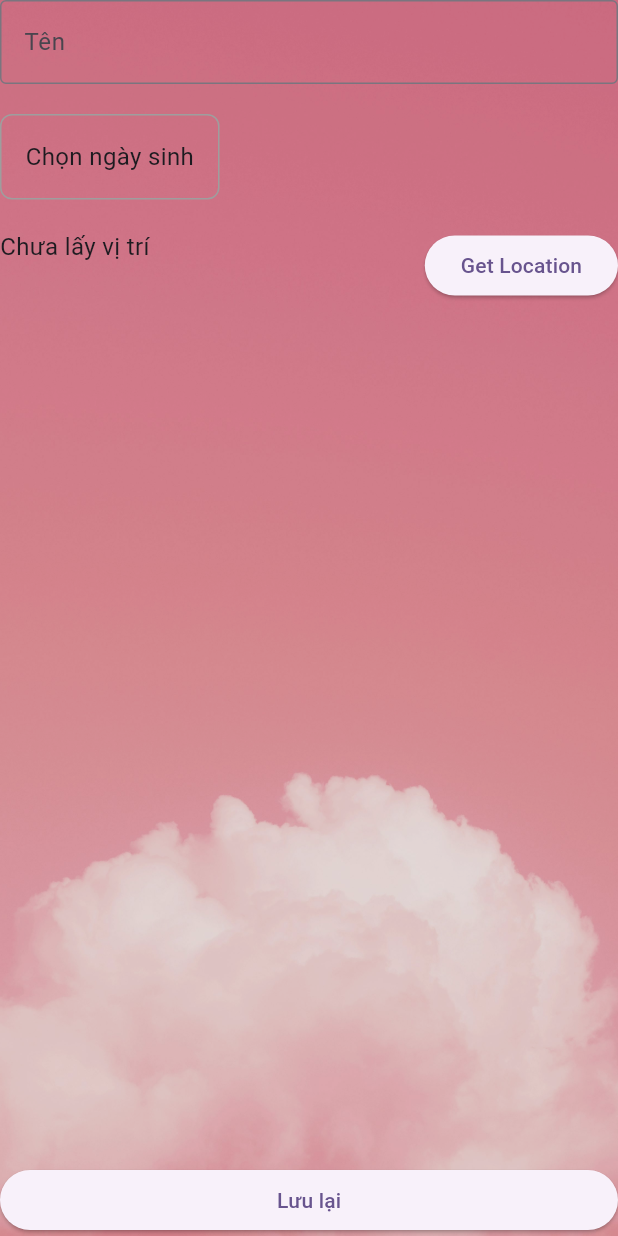
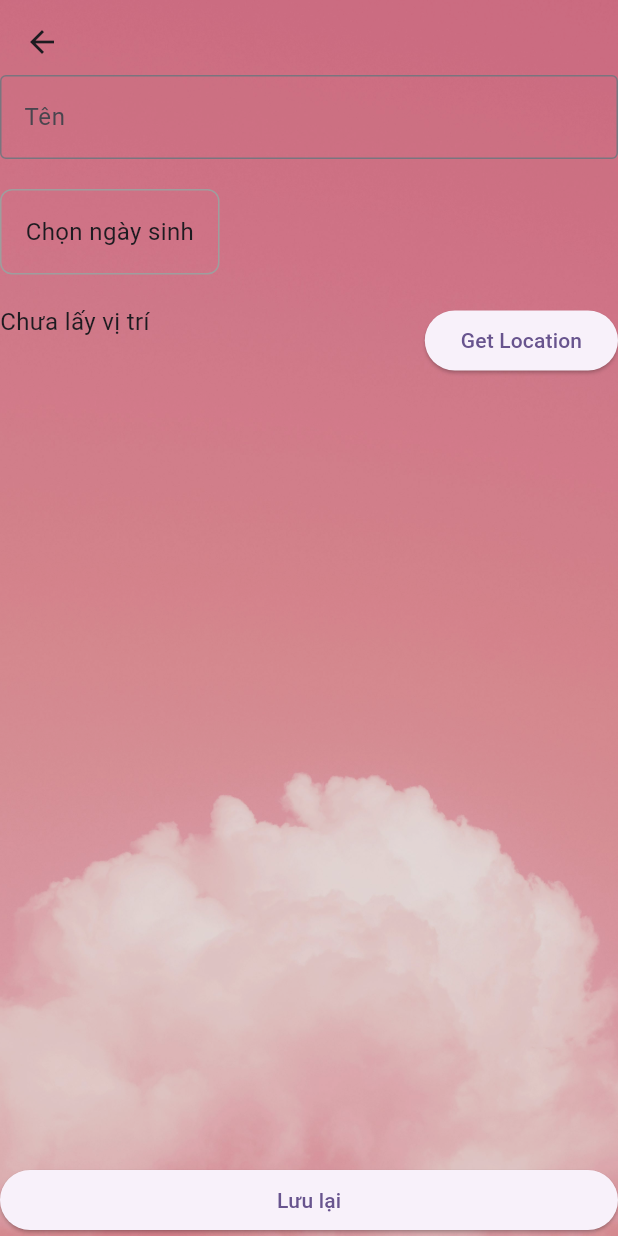
Before and after one commit to vickygaugau/newtuvi, a Flutter app: the screen it shows after launch, after a tap on an icon or button, on a phone screen of 412 x 824 dp. Run offline on Flutter 3.47's test engine with Material 3 defaults, Android fonts, the phone set to English and light mode, and no system bars; our stand-ins replace flutter_svg, geocoding, geolocator, shared_preferences; missing offline and left inert: lunar_calendar_plus; network calls fail.

Commit message:
const SizedBox(height: 20),

```diff
--- a/sieutuvi/lib/screens/dashboard_screen.dart
+++ b/sieutuvi/lib/screens/dashboard_screen.dart
@@ -31,9 +31,9 @@ class _DashboardScreenState extends State<DashboardScreen> {
   Widget build(BuildContext context) {
     final vm = context.watch<DashboardViewModel>();
     return Utils.createBackgroundWidget(
+      context: context,
       child: Column(
         children: [
-          const SizedBox(height: 20),
           _buildTopSection(vm),
           const SizedBox(height: 16),
           _buildPageView(),
--- a/sieutuvi/lib/screens/user_info_page.dart
+++ b/sieutuvi/lib/screens/user_info_page.dart
@@ -152,6 +152,7 @@ class _UserInfoPageState extends State<UserInfoPage> {
   @override
   Widget build(BuildContext context) {
     return Utils.createBackgroundWidget(
+      context: context,
       child: Column(
         crossAxisAlignment: CrossAxisAlignment.start,
         mainAxisAlignment: MainAxisAlignment.center,
--- a/sieutuvi/lib/values/utils.dart
+++ b/sieutuvi/lib/values/utils.dart
@@ -54,9 +54,23 @@ class Utils {
     }
   }
 
-  static Widget createBackgroundWidget({required Widget child}) {
+  static Widget createBackgroundWidget({
+    required BuildContext context,
+    required Widget child,
+  }) {
+    final bool showAppBar = Navigator.of(context).canPop();
+
     return Scaffold(
       backgroundColor: Colors.transparent,
+      appBar: showAppBar
+          ? AppBar(
+              backgroundColor: Colors.transparent,
+              elevation: 0,
+              surfaceTintColor: Colors.transparent,
+            )
+          : null,
+      extendBodyBehindAppBar: true,
+
       body: Stack(
         children: [
           Positioned.fill(child: Image.asset(AppAssets.bg, fit: BoxFit.cover)),
@@ -66,8 +80,9 @@ class Utils {
           Column(
             children: [
               (Utils.cutoutHeight > 0)
-                  ? const SizedBox(height: 50)
+                  ? const SizedBox(height: 70)
                   : Container(),
+              showAppBar ? SizedBox(height: 50) : Container(),
               Expanded(child: child),
             ],
           ),
```
